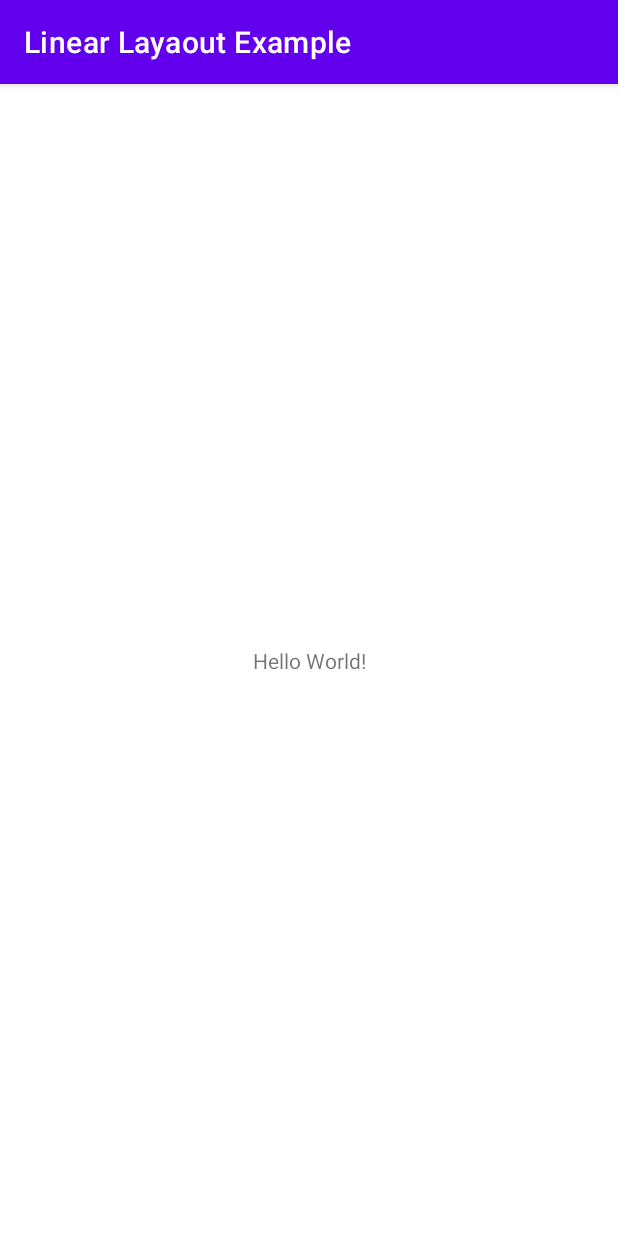
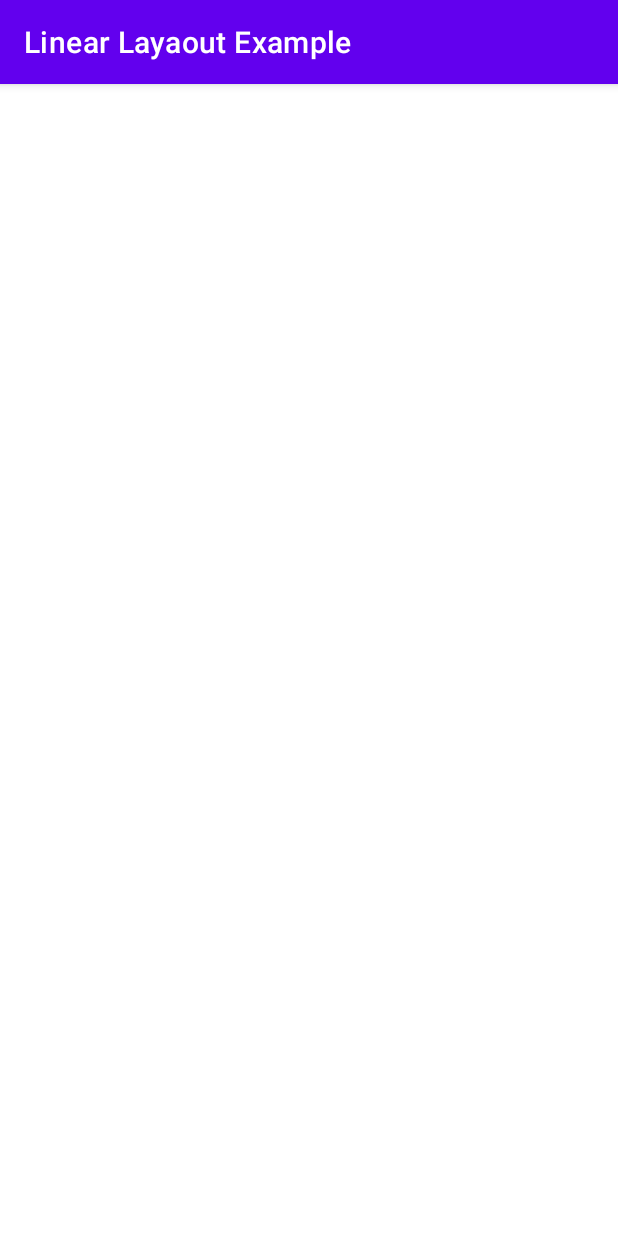
Before and after one commit to Sebenicz/hfad.LinearLayout, an Android app: the screen it shows after launch (MainActivity), on a phone screen of 412 x 824 dp. Run offline under Robolectric (Android 15) with nearby library versions, the phone set to English and light mode, and no system bars.

Commit message:
layout change to linear

```diff
--- a/app/src/main/res/layout/activity_main.xml
+++ b/app/src/main/res/layout/activity_main.xml
@@ -1,18 +1,11 @@
 <?xml version="1.0" encoding="utf-8"?>
-<androidx.constraintlayout.widget.ConstraintLayout xmlns:android="http://schemas.android.com/apk/res/android"
+<LinearLayout xmlns:android="http://schemas.android.com/apk/res/android"
     xmlns:app="http://schemas.android.com/apk/res-auto"
     xmlns:tools="http://schemas.android.com/tools"
     android:layout_width="match_parent"
     android:layout_height="match_parent"
+    android:orientation="vertical"
+    android:padding="16dp"
     tools:context=".MainActivity">
 
-    <TextView
-        android:layout_width="wrap_content"
-        android:layout_height="wrap_content"
-        android:text="Hello World!"
-        app:layout_constraintBottom_toBottomOf="parent"
-        app:layout_constraintEnd_toEndOf="parent"
-        app:layout_constraintStart_toStartOf="parent"
-        app:layout_constraintTop_toTopOf="parent" />
-
-</androidx.constraintlayout.widget.ConstraintLayout>
+</LinearLayout>
```
